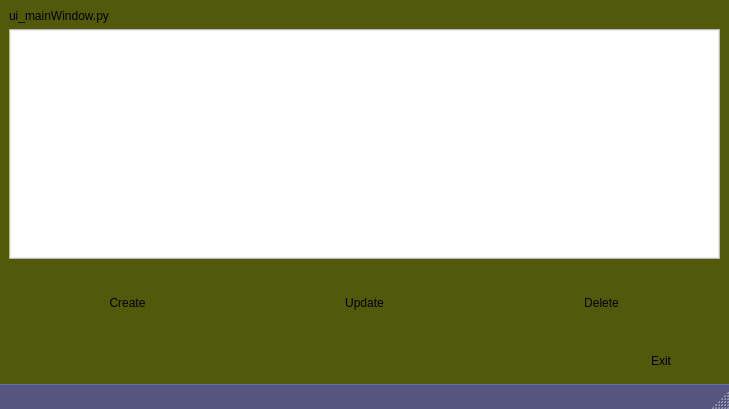
The window that mainWindow.ui (jolders/netnode) describes before a commit, drawn with Qt 5.
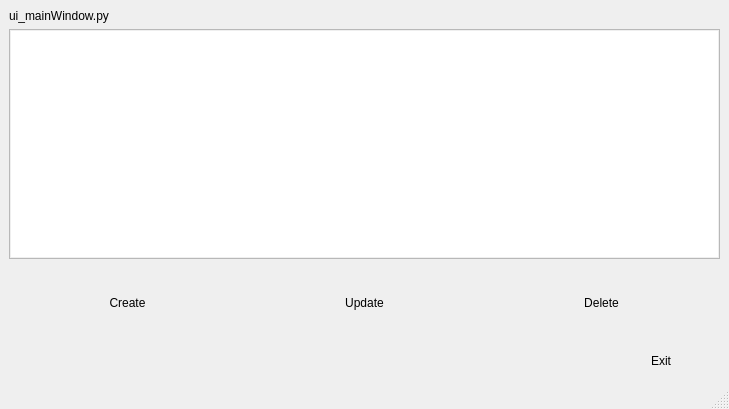
The same window after the commit. Icons and pictures are not drawn.

```diff
--- a/mainWindow.ui
+++ b/mainWindow.ui
@@ -15,7 +15,7 @@
   </property>
   <property name="styleSheet">
    <string notr="true">QMainWindow {
-	background-color: rgb(80, 90, 10);
+	background-color: &quot;silver&quot;;
 }
 QWidget {
         background-color: &quot;gainsboro&quot;;
@@ -88,30 +88,19 @@
     border-radius: 6px;
 }
 
+/* --------------------------------------- Status Bar  -----------------------------------*/
 QStatusBar {
         background: &quot;silver&quot;;
-        border-top: 1px solid &quot;darkgrey&quot;;
+        border-top: 2px solid &quot;gray&quot;;
 }
 QStatusBar, QStatusBar QLabel {
-        color: &quot;white&quot;;
+        color: &quot;black&quot;;
 }
 QSizeGrip {
-    /*image: url(:/qss_icons/rc/sizegrip.png);*/
+    image: url(window_grip.svg);
     width: 20px;
     height: 20px;
-    background-color: &quot;powderblue&quot;;
-}
-
-/* --------------------------------------- TABLE  -----------------------------------*/
-QStatusBar {
-        background: rgb(85, 85, 127);
-        border-top: 1px solid #6272a4;
-}
-QStatusBar, QStatusBar QLabel {
-        color: #8be9fd;
-}
-QStatusBar QLabel {
-        padding-left: .1ex;
+    background-color: &quot;silver&quot;;
 }
 
 </string>
```
